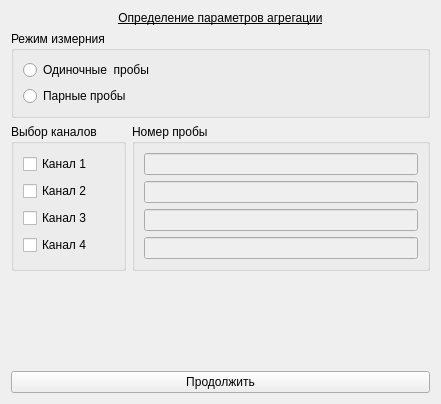
First picture: the form in choisedialog/agr1.ui, repository krang4d/Agrekola, before the edit.
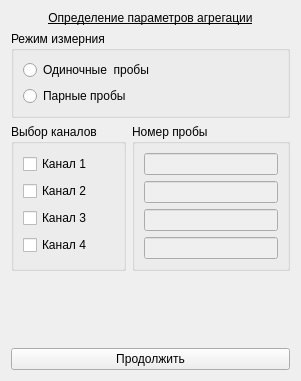
Second picture: the form after the edit.

What changed in the file:
```diff
--- a/choisedialog/agr1.ui
+++ b/choisedialog/agr1.ui
@@ -6,7 +6,7 @@
    <rect>
     <x>0</x>
     <y>0</y>
-    <width>437</width>
+    <width>301</width>
     <height>381</height>
    </rect>
   </property>
@@ -142,12 +142,9 @@
      <property name="orientation">
       <enum>Qt::Vertical</enum>
      </property>
-     <property name="sizeType">
-      <enum>QSizePolicy::MinimumExpanding</enum>
-     </property>
      <property name="sizeHint" stdset="0">
       <size>
-       <width>419</width>
+       <width>20</width>
        <height>94</height>
       </size>
      </property>
```
